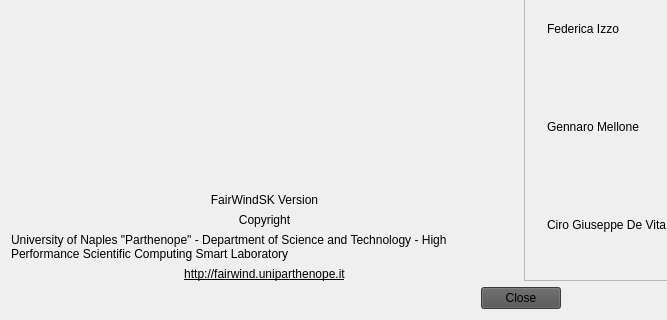
Old version of the form ui/about/About.ui in the repository OpenFairWind/FairWindSK; both pictures show x 0 to 667 and y 275 to 595 of the 1042 by 595 pixel window.
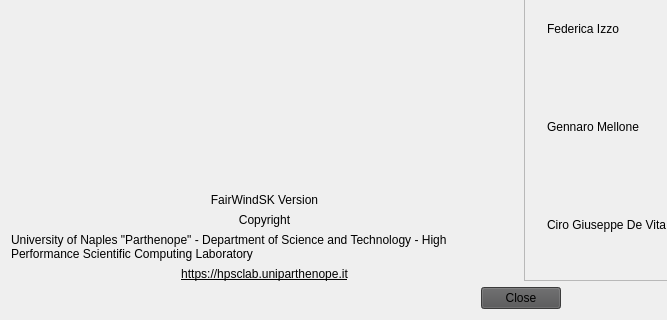
New version of the form. Icons and pictures are not drawn. Custom widgets are drawn as their Qt base class.

What changed in the file:
```diff
--- a/ui/about/About.ui
+++ b/ui/about/About.ui
@@ -83,7 +83,7 @@
          <item>
           <widget class="QLabel" name="label_2">
            <property name="text">
-            <string>University of Naples &quot;Parthenope&quot; - Department of Science and Technology - High Performance Scientific Computing Smart Laboratory</string>
+            <string>University of Naples &quot;Parthenope&quot; - Department of Science and Technology - High Performance Scientific Computing Laboratory</string>
            </property>
            <property name="wordWrap">
             <bool>true</bool>
@@ -102,7 +102,7 @@
             <string notr="true">background-color: rgba(255, 255, 255, 0);</string>
            </property>
            <property name="text">
-            <string>http://fairwind.uniparthenope.it</string>
+            <string>https://hpsclab.uniparthenope.it</string>
            </property>
            <property name="alignment">
             <set>Qt::AlignmentFlag::AlignCenter</set>
```
Left out of the diff: 3 changed lines with no effect on the pictures.
